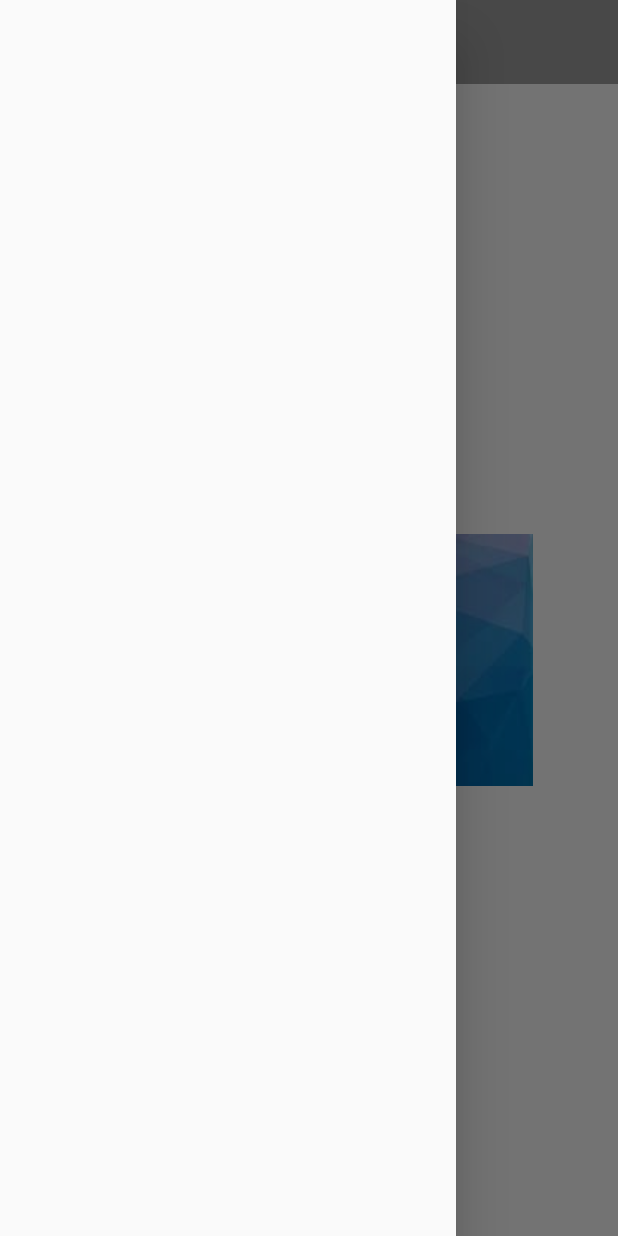
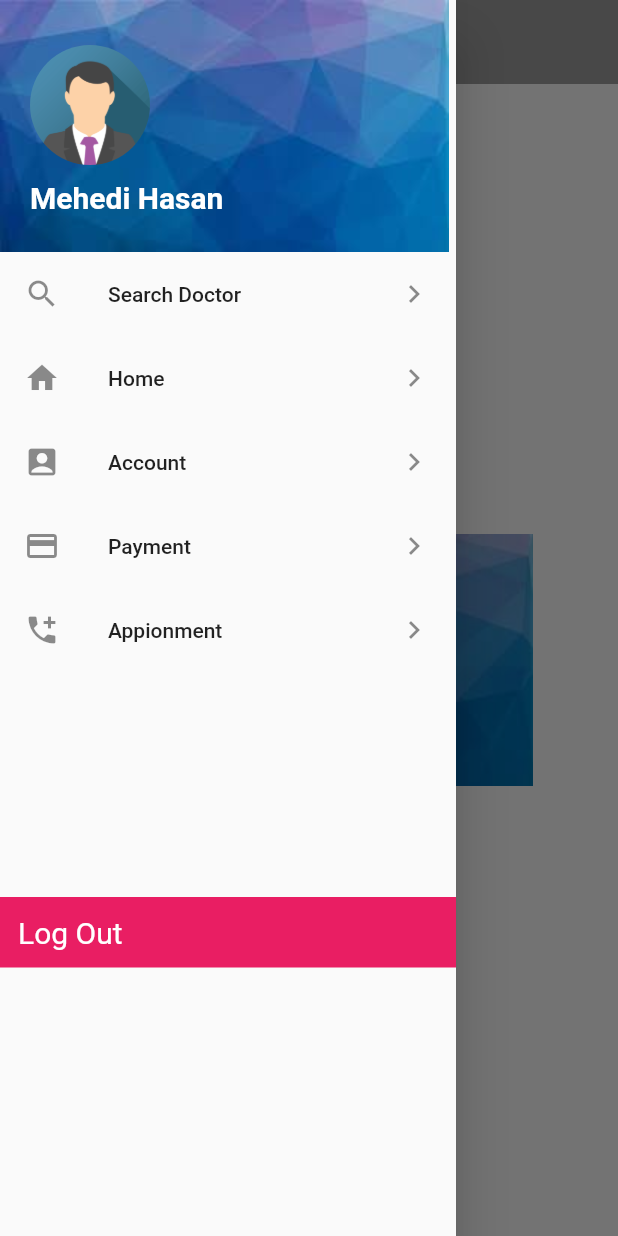
Before and after one commit to jpmehedi/flutter-eDaktar-test-project, a Flutter app: the HomeScreen screen opened by its route, with the side drawer open, on a phone screen of 412 x 824 dp. Run offline on Flutter 3.47's test engine with Material 2 defaults, Android fonts, the phone set to English and light mode, and no system bars; our stand-ins replace table_calendar.

Commit message:
drawer design

```diff
--- /dev/null
+++ b/lib/components/nav_darwer.dart
@@ -0,0 +1,84 @@
+import 'package:flutter/material.dart';
+import '../constraint.dart';
+
+class NavDrawer extends StatelessWidget {
+  const NavDrawer({
+    Key key,
+  }) : super(key: key);
+
+  @override
+  Widget build(BuildContext context) {
+    return ListView(
+      children: <Widget>[
+        Stack(
+          children: <Widget>[
+            Image.asset('images/index.jpeg'),
+            Padding(
+              padding: const EdgeInsets.only(top: 30, left: 20),
+              child: ClipOval(
+                child: Image(
+                  height: 80,
+                  width: 80,
+                  image: AssetImage('images/avatar.png'),
+                ),
+              ),
+            ),
+            Padding(
+              padding: const EdgeInsets.only(left: 20, top: 120),
+              child: Text(
+                'Mehedi Hasan',
+                style: TextStyle(
+                    fontSize: 20,
+                    color: Colors.white,
+                    fontWeight: FontWeight.bold),
+              ),
+            ),
+          ],
+        ),
+        ListTile(
+          leading: Icon(Icons.search),
+          title: Text('Search Doctor'),
+          trailing: Icon(Icons.navigate_next),
+        ),
+        ListTile(
+          leading: Icon(Icons.home),
+          title: Text('Home'),
+          trailing: Icon(Icons.navigate_next),
+        ),
+        ListTile(
+          leading: Icon(Icons.account_box),
+          title: Text('Account'),
+          trailing: Icon(Icons.navigate_next),
+        ),
+        ListTile(
+          leading: Icon(Icons.payment),
+          title: Text('Payment'),
+          trailing: Icon(Icons.navigate_next),
+        ),
+        ListTile(
+          leading: Icon(Icons.add_call),
+          title: Text('Appionment'),
+          trailing: Icon(Icons.navigate_next),
+        ),
+        SizedBox(
+          height: 150,
+        ),
+        Container(
+          color: Colors.pink,
+          child: InkWell(
+            onTap: (){
+              Navigator.pop(context);
+            },
+            child: Padding(
+              padding: const EdgeInsets.all(12.0),
+              child: Text(
+                'Log Out',
+                style: TextStyle(color: Colors.white, fontSize: 20),
+              ),
+            ),
+          ),
+        )
+      ],
+    );
+  }
+}
--- a/lib/screens/home_screen.dart
+++ b/lib/screens/home_screen.dart
@@ -1,4 +1,5 @@
 import 'package:flutter/material.dart';
+import '../components/nav_darwer.dart';
 
 class HomeScreen extends StatefulWidget {
   static String id = "HomeScreen";
@@ -7,19 +8,23 @@ class HomeScreen extends StatefulWidget {
 }
 
 class _HomeScreenState extends State<HomeScreen> {
-   final GlobalKey<ScaffoldState> _scaffoldKey = new GlobalKey<ScaffoldState>();
+  final GlobalKey<ScaffoldState> _scaffoldKey = new GlobalKey<ScaffoldState>();
   @override
   Widget build(BuildContext context) {
     return SafeArea(
       child: Scaffold(
         key: _scaffoldKey,
-        drawer: Drawer(),
+        drawer: Drawer(
+          child: NavDrawer(),
+        ),
         appBar: AppBar(
           backgroundColor: Colors.grey,
           elevation: 0,
-          title: Text('hi'),
           leading: IconButton(
-            icon: Icon(Icons.menu, color: Colors.black,),
+            icon: Icon(
+              Icons.menu,
+              color: Colors.black,
+            ),
             onPressed: () => _scaffoldKey.currentState.openDrawer(),
           ),
         ),
--- a/pubspec.yaml
+++ b/pubspec.yaml
@@ -25,6 +25,7 @@ flutter:
   assets:
    - images/index.jpeg
    - images/card.jpeg
+   - images/avatar.png
 
 
   # fonts:
```
Also changed, not shown: images/avatar.png (added).
